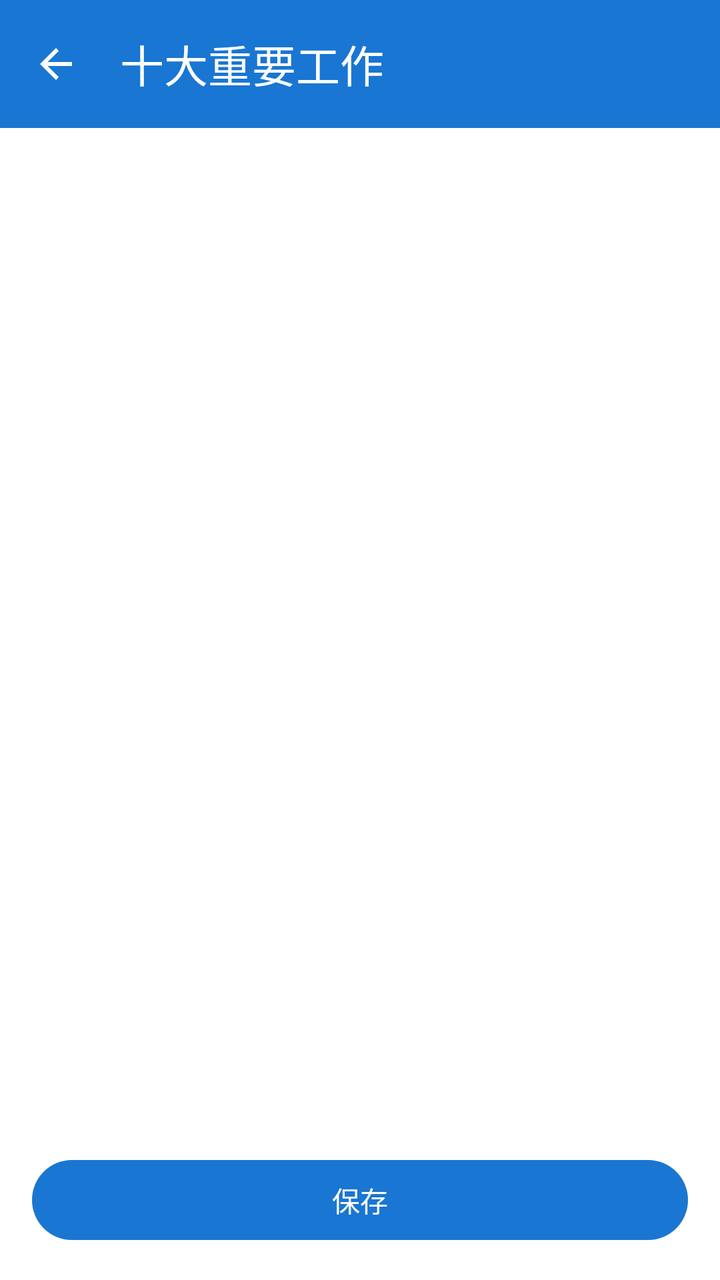
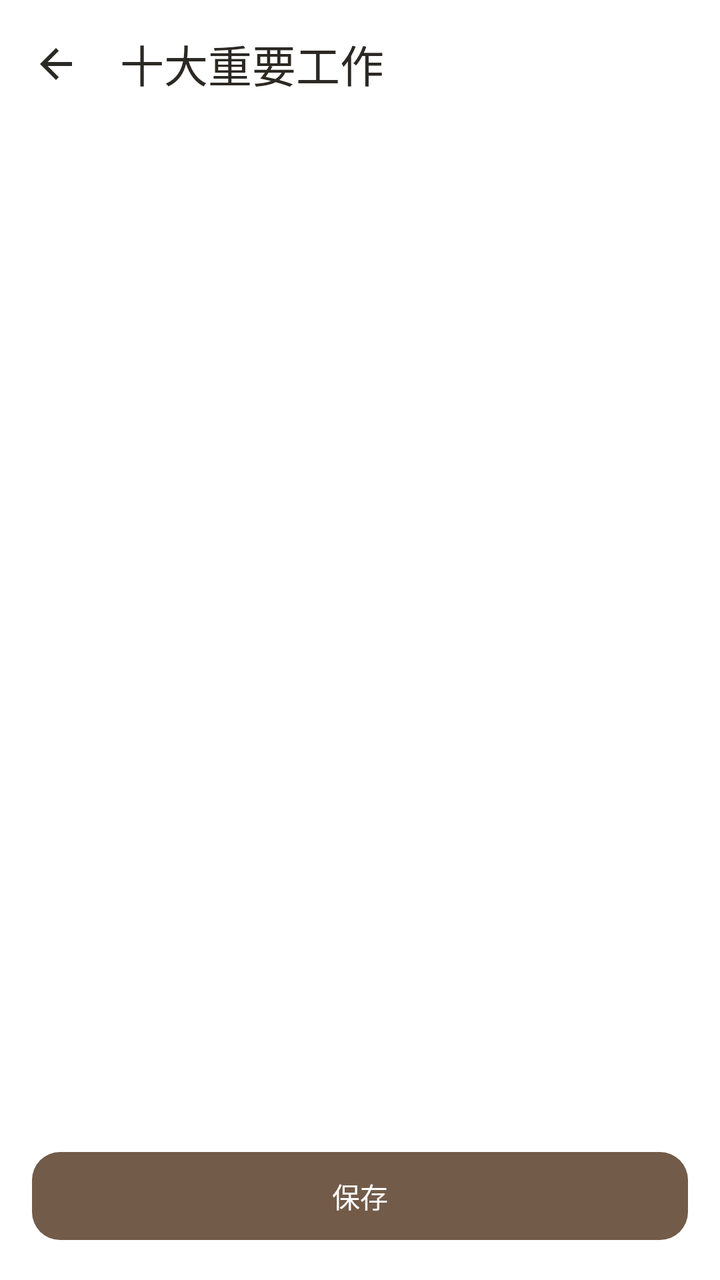

An Android layout rendered at two revisions. The XML below is the earlier revision; the diff shows what the commit changed to produce the second picture.
<!-- AndroidManifest.xml: application theme Theme.Project_Pandora -->
<!-- res/layout/activity_top10_work_edit.xml -->
<?xml version="1.0" encoding="utf-8"?>
<layout xmlns:android="http://schemas.android.com/apk/res/android"
    xmlns:app="http://schemas.android.com/apk/res-auto">

    <data>

    </data>

    <androidx.constraintlayout.widget.ConstraintLayout
        android:layout_width="match_parent"
        android:layout_height="match_parent"
        android:background="?attr/colorSurface">

        <com.google.android.material.appbar.MaterialToolbar
            android:id="@+id/toolbar"
            android:layout_width="match_parent"
            android:layout_height="wrap_content"
            android:background="?attr/colorPrimary"
            app:title="十大重要工作"
            app:titleTextColor="@android:color/white"
            app:navigationIcon="@drawable/ic_back"
            app:layout_constraintTop_toTopOf="parent" />

        <androidx.recyclerview.widget.RecyclerView
            android:id="@+id/recyclerTop10"
            android:layout_width="match_parent"
            android:layout_height="0dp"
            android:padding="8dp"
            app:layout_constraintTop_toBottomOf="@id/toolbar"
            app:layout_constraintBottom_toTopOf="@id/btnSave" />

        <com.google.android.material.button.MaterialButton
            android:id="@+id/btnSave"
            android:layout_width="match_parent"
            android:layout_height="wrap_content"
            android:layout_margin="16dp"
            android:text="保存"
            app:layout_constraintBottom_toBottomOf="parent" />

    </androidx.constraintlayout.widget.ConstraintLayout>
</layout>
<!-- resources referenced by this layout -->
<resources>
  <style name="Base.Theme.Project_Pandora" parent="Theme.Material3.DayNight.NoActionBar">
          
          <item name="colorPrimary">@color/color_calendar_today</item>
          <item name="colorOnPrimary">@color/white</item>
          <item name="colorSurface">@color/color_bg_page</item>
          <item name="colorOnSurface">@color/color_text_primary</item>
          <item name="colorOnSurfaceVariant">@color/color_text_secondary</item>
          <item name="android:colorBackground">@color/color_bg_page</item>
          <item name="android:textColorPrimary">@color/color_text_primary</item>
          <item name="android:textColorSecondary">@color/color_text_secondary</item>
      </style>
  <color name="color_calendar_today">#FF1976D2</color>
  <color name="white">#FFFFFFFF</color>
  <color name="color_bg_page">#FFFFFFFF</color>
  <color name="color_text_primary">#FF333333</color>
  <color name="color_text_secondary">#FF888888</color>
  <!-- unchanged entries left out for length: 2 -->
</resources>

<!-- the commit's change to res/layout/activity_top10_work_edit.xml (unified diff, before → after) -->
@@ -15,11 +15,14 @@
             android:id="@+id/toolbar"
             android:layout_width="match_parent"
             android:layout_height="wrap_content"
-            android:background="?attr/colorPrimary"
+            android:background="@color/color_surface"
             app:title="十大重要工作"
-            app:titleTextColor="@android:color/white"
+            app:titleTextColor="@color/color_text_primary"
             app:navigationIcon="@drawable/ic_back"
-            app:layout_constraintTop_toTopOf="parent" />
+            app:layout_constraintTop_toTopOf="parent"
+            style="@style/Widget.Pandora.Toolbar"
+            app:navigationIconTint="@color/color_text_primary"
+            android:elevation="0dp" />
 
         <androidx.recyclerview.widget.RecyclerView
             android:id="@+id/recyclerTop10"
@@ -35,7 +38,8 @@
             android:layout_height="wrap_content"
             android:layout_margin="16dp"
             android:text="保存"
-            app:layout_constraintBottom_toBottomOf="parent" />
+            app:layout_constraintBottom_toBottomOf="parent"
+            android:textColor="@color/color_on_accent" />
 
     </androidx.constraintlayout.widget.ConstraintLayout>
 </layout>
<!-- resource entries referenced after the edit -->
@@ -1,21 +1,177 @@
 <!-- resources referenced by this layout -->
 <resources>
+  <color name="color_on_accent">#FFFFFF</color>
+  <color name="color_surface">#FFFFFF</color>
   <style name="Base.Theme.Project_Pandora" parent="Theme.Material3.DayNight.NoActionBar">
           
-          <item name="colorPrimary">@color/color_calendar_today</item>
-          <item name="colorOnPrimary">@color/white</item>
-          <item name="colorSurface">@color/color_bg_page</item>
+          <item name="colorPrimary">@color/color_accent</item>
+          <item name="colorOnPrimary">@color/color_on_accent</item>
+          <item name="colorPrimaryContainer">@color/color_accent_soft</item>
+          <item name="colorOnPrimaryContainer">@color/color_text_primary</item>
+          <item name="colorSecondary">@color/color_accent</item>
+          <item name="colorOnSecondary">@color/color_on_accent</item>
+          <item name="colorSecondaryContainer">@color/color_accent_soft</item>
+          <item name="colorOnSecondaryContainer">@color/color_text_primary</item>
+          <item name="colorTertiary">@color/color_accent</item>
+          <item name="colorOnTertiary">@color/color_on_accent</item>
+          <item name="colorTertiaryContainer">@color/color_accent_soft</item>
+          <item name="colorOnTertiaryContainer">@color/color_text_primary</item>
+          <item name="colorSurface">@color/color_surface</item>
           <item name="colorOnSurface">@color/color_text_primary</item>
           <item name="colorOnSurfaceVariant">@color/color_text_secondary</item>
+          <item name="colorSurfaceVariant">@color/color_surface_soft</item>
+          <item name="colorSurfaceContainerLowest">@color/color_surface</item>
+          <item name="colorSurfaceContainerLow">@color/color_surface</item>
+          <item name="colorSurfaceContainer">@color/color_surface_soft</item>
+          <item name="colorSurfaceContainerHigh">@color/color_surface_soft</item>
+          <item name="colorSurfaceContainerHighest">@color/color_accent_soft</item>
+          <item name="colorOutline">@color/color_border_strong</item>
+          <item name="colorOutlineVariant">@color/color_divider</item>
+          <item name="colorError">@color/color_error</item>
+          <item name="colorOnError">@color/color_on_accent</item>
+          <item name="colorErrorContainer">@color/color_error_surface</item>
+          <item name="colorOnErrorContainer">@color/color_error</item>
+          <item name="colorControlHighlight">@color/color_accent_soft</item>
           <item name="android:colorBackground">@color/color_bg_page</item>
+          <item name="android:windowBackground">@color/color_bg_page</item>
           <item name="android:textColorPrimary">@color/color_text_primary</item>
           <item name="android:textColorSecondary">@color/color_text_secondary</item>
+          <item name="android:fontFamily">sans-serif</item>
+          <item name="fontFamily">sans-serif</item>
+          <item name="textAppearanceBodyLarge">@style/TextAppearance.Pandora.Body</item>
+          <item name="textAppearanceBodyMedium">@style/TextAppearance.Pandora.BodySmall</item>
+          <item name="textAppearanceTitleLarge">@style/TextAppearance.Pandora.Title</item>
+          <item name="textAppearanceLabelLarge">@style/TextAppearance.Pandora.Label</item>
+          <item name="materialButtonStyle">@style/Widget.Pandora.Button</item>
+          <item name="materialButtonOutlinedStyle">@style/Widget.Pandora.Button.Outlined</item>
+          <item name="materialCardViewStyle">@style/Widget.Pandora.Card</item>
+          <item name="cardViewStyle">@style/Widget.Pandora.LegacyCard</item>
+          <item name="toolbarStyle">@style/Widget.Pandora.Toolbar</item>
+          <item name="textInputStyle">@style/Widget.Pandora.TextInput</item>
+          <item name="tabStyle">@style/Widget.Pandora.Tabs</item>
+          <item name="chipStyle">@style/Widget.Pandora.Chip</item>
+          <item name="bottomNavigationStyle">@style/Widget.Pandora.BottomNavigation</item>
+          <item name="floatingActionButtonStyle">@style/Widget.Pandora.Fab</item>
       </style>
-  <color name="color_calendar_today">#FF1976D2</color>
-  <color name="white">#FFFFFFFF</color>
-  <color name="color_bg_page">#FFFFFFFF</color>
-  <color name="color_text_primary">#FF333333</color>
-  <color name="color_text_secondary">#FF888888</color>
+  <color name="color_accent">#725B49</color>
+  <color name="color_accent_soft">#EEE6DC</color>
+  <color name="color_surface_soft">#F3EFE8</color>
+  <color name="color_border_strong">#BDB0A0</color>
+  <color name="color_divider">#E9E3DA</color>
+  <color name="color_error">#A1473A</color>
+  <color name="color_error_surface">#F8EAE5</color>
+  <color name="color_bg_page">#F8F6F2</color>
+  <style name="TextAppearance.Pandora.Body" parent="TextAppearance.Material3.BodyLarge">
+          <item name="android:fontFamily">sans-serif</item>
+          <item name="android:textSize">16sp</item>
+          <item name="android:textColor">@color/color_text_primary</item>
+      </style>
+  <style name="TextAppearance.Pandora.BodySmall" parent="TextAppearance.Material3.BodyMedium">
+          <item name="android:textSize">14sp</item>
+          <item name="android:textColor">@color/color_text_secondary</item>
+      </style>
+  <style name="TextAppearance.Pandora.Label" parent="TextAppearance.Material3.LabelLarge">
+          <item name="android:fontFamily">sans-serif-medium</item>
+          <item name="android:textSize">14sp</item>
+          <item name="android:letterSpacing">0</item>
+          <item name="android:textAllCaps">false</item>
+      </style>
+  <style name="Widget.Pandora.Button" parent="Widget.Material3.Button">
+          <item name="cornerRadius">14dp</item>
+          <item name="android:minHeight">52dp</item>
+          <item name="android:textAppearance">@style/TextAppearance.Pandora.Label</item>
+          <item name="android:textAllCaps">false</item>
+          <item name="android:stateListAnimator">@null</item>
+      </style>
+  <style name="Widget.Pandora.Button.Outlined" parent="Widget.Material3.Button.OutlinedButton">
+          <item name="cornerRadius">14dp</item>
+          <item name="strokeColor">@color/color_border_strong</item>
+          <item name="android:minHeight">48dp</item>
+          <item name="android:textAppearance">@style/TextAppearance.Pandora.Label</item>
+          <item name="android:textAllCaps">false</item>
+      </style>
+  <style name="Widget.Pandora.Card" parent="Widget.MaterialComponents.CardView">
+          <item name="cardBackgroundColor">@color/color_surface</item>
+          <item name="cardCornerRadius">18dp</item>
+          <item name="cardElevation">0dp</item>
+          <item name="strokeColor">@color/color_divider</item>
+          <item name="strokeWidth">1dp</item>
+      </style>
+  <style name="Widget.Pandora.LegacyCard" parent="CardView">
+          <item name="cardBackgroundColor">@color/color_surface</item>
+          <item name="cardCornerRadius">18dp</item>
+          <item name="cardElevation">1dp</item>
+      </style>
+  <style name="Widget.Pandora.TextInput" parent="Widget.Material3.TextInputLayout.OutlinedBox">
+          <item name="boxBackgroundColor">@color/color_surface</item>
+          <item name="boxStrokeColor">@color/pandora_input_stroke</item>
+          <item name="hintTextColor">@color/color_accent</item>
+          <item name="android:textColorHint">@color/color_text_secondary</item>
+          <item name="boxCornerRadiusTopStart">12dp</item>
+          <item name="boxCornerRadiusTopEnd">12dp</item>
+          <item name="boxCornerRadiusBottomStart">12dp</item>
+          <item name="boxCornerRadiusBottomEnd">12dp</item>
+          <item name="boxStrokeWidth">1dp</item>
+          <item name="boxStrokeWidthFocused">2dp</item>
+      </style>
+  <style name="Widget.Pandora.Tabs" parent="Widget.Material3.TabLayout">
+          <item name="android:background">@color/color_surface</item>
+          <item name="tabTextAppearance">@style/TextAppearance.Pandora.Label</item>
+          <item name="tabTextColor">@color/color_text_secondary</item>
+          <item name="tabSelectedTextColor">@color/color_accent</item>
+          <item name="tabIndicatorColor">@color/color_accent</item>
+          <item name="tabIndicatorHeight">2dp</item>
+          <item name="tabRippleColor">@color/color_accent_soft</item>
+      </style>
+  <style name="Widget.Pandora.Chip" parent="Widget.Material3.Chip.Filter">
+          <item name="chipBackgroundColor">@color/pandora_chip_background</item>
+          <item name="android:textColor">@color/pandora_chip_text</item>
+          <item name="chipStrokeColor">@color/color_divider</item>
+          <item name="chipStrokeWidth">1dp</item>
+          <item name="chipCornerRadius">12dp</item>
+          <item name="ensureMinTouchTargetSize">true</item>
+      </style>
+  <style name="Widget.Pandora.BottomNavigation" parent="Widget.Material3.BottomNavigationView">
+          <item name="android:background">@color/color_surface</item>
+          <item name="elevation">0dp</item>
+          <item name="itemIconSize">23dp</item>
+          <item name="itemIconTint">@color/bottom_nav_color_selector</item>
+          <item name="itemTextColor">@color/bottom_nav_color_selector</item>
+          <item name="itemTextAppearanceActive">@style/TextAppearance.Pandora.Navigation</item>
+          <item name="itemTextAppearanceInactive">@style/TextAppearance.Pandora.Navigation</item>
+          <item name="itemActiveIndicatorStyle">@style/Widget.Pandora.NavIndicator</item>
+      </style>
+  <style name="Widget.Pandora.Fab" parent="Widget.Material3.FloatingActionButton.Primary">
+          <item name="backgroundTint">@color/color_accent</item>
+          <item name="tint">@color/color_on_accent</item>
+          <item name="elevation">2dp</item>
+      </style>
+  <style name="TextAppearance.Pandora.Navigation" parent="TextAppearance.Material3.LabelMedium">
+          <item name="android:fontFamily">sans-serif-medium</item>
+          <item name="android:textSize">12sp</item>
+          <item name="android:letterSpacing">0</item>
+      </style>
+  <style name="Widget.Pandora.NavIndicator" parent="Widget.Material3.BottomNavigationView.ActiveIndicator">
+          <item name="android:color">@color/color_accent_soft</item>
+      </style>
+  <color name="color_text_primary">#2C2823</color>
+  <style name="Widget.Pandora.Toolbar" parent="Widget.Material3.Toolbar">
+          <item name="android:background">@color/color_surface</item>
+          <item name="android:minHeight">64dp</item>
+          <item name="android:elevation">0dp</item>
+          <item name="titleTextAppearance">@style/TextAppearance.Pandora.Title</item>
+          <item name="titleTextColor">@color/color_text_primary</item>
+          <item name="subtitleTextColor">@color/color_text_secondary</item>
+          <item name="navigationIconTint">@color/color_text_primary</item>
+          <item name="contentInsetStart">20dp</item>
+          <item name="contentInsetEnd">16dp</item>
+      </style>
+  <style name="TextAppearance.Pandora.Title" parent="TextAppearance.Material3.TitleLarge">
+          <item name="android:fontFamily">sans-serif-medium</item>
+          <item name="android:textSize">22sp</item>
+          <item name="android:textColor">@color/color_text_primary</item>
+      </style>
+  <color name="color_text_secondary">#756D63</color>
   <!-- unchanged entries left out for length: 2 -->
 </resources>
 
